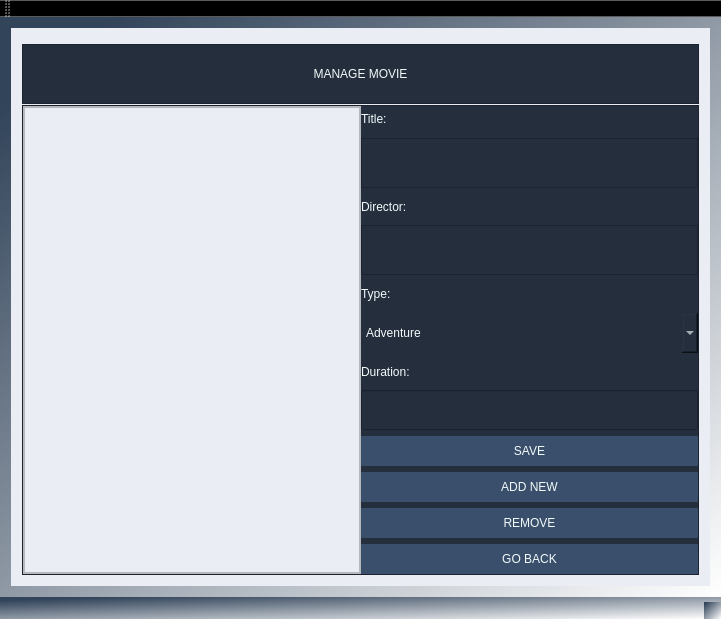
Old version of the form MovieTicketManagementSystem/MainWindow.ui in the repository ZuzannaZawartka/movie-ticket-management-system.
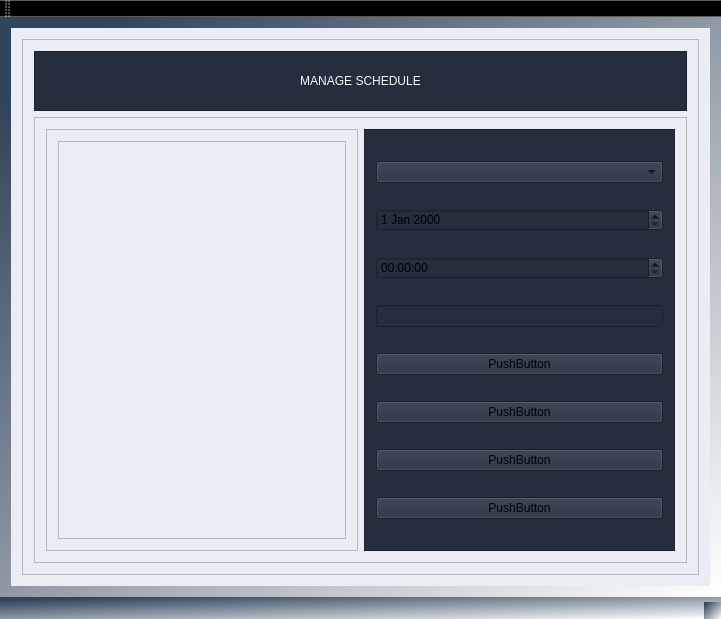
New version of the form.

Commit message: feat: added manage schedule window in .ui

Diff of the .ui file:
```diff
--- a/MovieTicketManagementSystem/MainWindow.ui
+++ b/MovieTicketManagementSystem/MainWindow.ui
@@ -27,7 +27,7 @@
        <number>0</number>
       </property>
       <property name="currentIndex">
-       <number>1</number>
+       <number>2</number>
       </property>
       <widget class="QWidget" name="mainWindow">
        <layout class="QVBoxLayout" name="verticalLayout_5">
@@ -690,6 +690,154 @@
         </item>
        </layout>
       </widget>
+      <widget class="QWidget" name="manageScheduleWindow">
+       <layout class="QGridLayout" name="gridLayout_4">
+        <item row="0" column="0">
+         <widget class="QFrame" name="frame">
+          <property name="frameShape">
+           <enum>QFrame::Shape::StyledPanel</enum>
+          </property>
+          <property name="frameShadow">
+           <enum>QFrame::Shadow::Raised</enum>
+          </property>
+          <layout class="QVBoxLayout" name="verticalLayout_19">
+           <item>
+            <widget class="QFrame" name="frame_3">
+             <property name="minimumSize">
+              <size>
+               <width>0</width>
+               <height>60</height>
+              </size>
+             </property>
+             <property name="maximumSize">
+              <size>
+               <width>16777215</width>
+               <height>60</height>
+              </size>
+             </property>
+             <property name="styleSheet">
+              <string notr="true">font: 900 20pt &quot;Source Sans Pro Black&quot;;
+color: rgb(243, 250, 250);
+background-color: rgb(36, 46, 61);</string>
+             </property>
+             <property name="frameShape">
+              <enum>QFrame::Shape::StyledPanel</enum>
+             </property>
+             <property name="frameShadow">
+              <enum>QFrame::Shadow::Raised</enum>
+             </property>
+             <layout class="QGridLayout" name="gridLayout_8">
+              <item row="0" column="0">
+               <widget class="QLabel" name="label">
+                <property name="text">
+                 <string>MANAGE SCHEDULE</string>
+                </property>
+                <property name="alignment">
+                 <set>Qt::AlignmentFlag::AlignCenter</set>
+                </property>
+               </widget>
+              </item>
+             </layout>
+            </widget>
+           </item>
+           <item>
+            <widget class="QFrame" name="frame_2">
+             <property name="frameShape">
+              <enum>QFrame::Shape::StyledPanel</enum>
+             </property>
+             <property name="frameShadow">
+              <enum>QFrame::Shadow::Raised</enum>
+             </property>
+             <layout class="QHBoxLayout" name="horizontalLayout_5">
+              <item>
+               <widget class="QFrame" name="frame_4">
+                <property name="sizePolicy">
+                 <sizepolicy hsizetype="Expanding" vsizetype="Expanding">
+                  <horstretch>0</horstretch>
+                  <verstretch>0</verstretch>
+                 </sizepolicy>
+                </property>
+                <property name="frameShape">
+                 <enum>QFrame::Shape::StyledPanel</enum>
+                </property>
+                <property name="frameShadow">
+                 <enum>QFrame::Shadow::Raised</enum>
+                </property>
+                <layout class="QGridLayout" name="gridLayout_7">
+                 <item row="0" column="0">
+                  <widget class="QTableWidget" name="tableScheduleWidget">
+                   <property name="styleSheet">
+                    <string notr="true">color: rgb(161, 117, 255)</string>
+                   </property>
+                  </widget>
+                 </item>
+                </layout>
+               </widget>
+              </item>
+              <item>
+               <widget class="QFrame" name="frame_5">
+                <property name="styleSheet">
+                 <string notr="true">
+background-color: rgb(36, 46, 61);</string>
+                </property>
+                <property name="frameShape">
+                 <enum>QFrame::Shape::StyledPanel</enum>
+                </property>
+                <property name="frameShadow">
+                 <enum>QFrame::Shadow::Raised</enum>
+                </property>
+                <layout class="QVBoxLayout" name="verticalLayout_20">
+                 <item>
+                  <widget class="QComboBox" name="movieChoose"/>
+                 </item>
+                 <item>
+                  <widget class="QDateEdit" name="dateChoose"/>
+                 </item>
+                 <item>
+                  <widget class="QTimeEdit" name="timeChoose"/>
+                 </item>
+                 <item>
+                  <widget class="QLineEdit" name="durationChoose"/>
+                 </item>
+                 <item>
+                  <widget class="QPushButton" name="saveScheduleButton">
+                   <property name="text">
+                    <string>PushButton</string>
+                   </property>
+                  </widget>
+                 </item>
+                 <item>
+                  <widget class="QPushButton" name="addScheduleButton">
+                   <property name="text">
+                    <string>PushButton</string>
+                   </property>
+                  </widget>
+                 </item>
+                 <item>
+                  <widget class="QPushButton" name="removeScheduleButton">
+                   <property name="text">
+                    <string>PushButton</string>
+                   </property>
+                  </widget>
+                 </item>
+                 <item>
+                  <widget class="QPushButton" name="goBackScheduleButton">
+                   <property name="text">
+                    <string>PushButton</string>
+                   </property>
+                  </widget>
+                 </item>
+                </layout>
+               </widget>
+              </item>
+             </layout>
+            </widget>
+           </item>
+          </layout>
+         </widget>
+        </item>
+       </layout>
+      </widget>
       <widget class="QWidget" name="showMovieListWindow">
        <layout class="QVBoxLayout" name="verticalLayout_13">
         <item>
```
Left out of the diff: 21 changed lines with no effect on the pictures.
